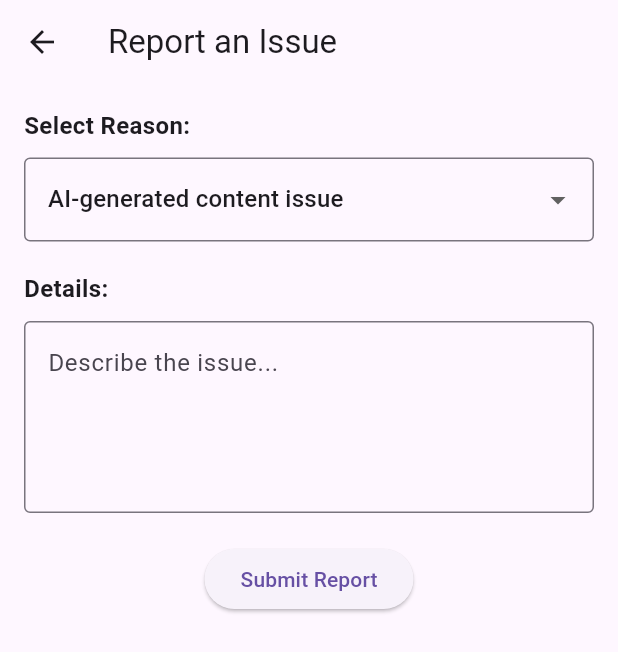
After one commit to Prashantkumar957/ai_study_assistant, a Flutter app: the ReportScreen screen opened directly, on a phone screen of 412 x 824 dp. The commit adds this screen. Shown: the top 652 px of the screen. Run offline on Flutter 3.47's test engine with Material 3 defaults, Android fonts, the phone set to English and light mode, and no system bars; our stand-ins replace cloud_firestore, firebase_auth, firebase_core, google_fonts, google_mobile_ads, google_sign_in and 1 more; missing offline and left inert: onesignal_flutter; accounts and stored records are empty; network calls fail.

Commit message:
report Screen added

```diff
--- a/lib/Home/Home.dart
+++ b/lib/Home/Home.dart
@@ -3,6 +3,7 @@ import 'package:ai_study_assistant/Screens/calendar.dart';
 import 'package:ai_study_assistant/Screens/daily_task.dart';
 import 'package:ai_study_assistant/Screens/focus.dart';
 import 'package:ai_study_assistant/Screens/notification.dart';
+import 'package:ai_study_assistant/Screens/report_Screen.dart';
 import 'package:ai_study_assistant/Screens/study_tips.dart';
 import 'package:ai_study_assistant/widgets/custom_appbar.dart';
 import 'package:firebase_auth/firebase_auth.dart';
@@ -125,7 +126,9 @@ class _HomeState extends State<Home> {
 
           Navigator.push(context, MaterialPageRoute(builder: (context) => ChatScreen()));
           }),
-
+          _drawerItem(Icons.report, "Report Us", () {
+            Navigator.push(context, MaterialPageRoute(builder: (context) => ReportScreen()));
+          }),
           _drawerItem(Icons.notifications_active, "Notifications", () {
 
             Navigator.push(context, MaterialPageRoute(builder: (context) => NotificationsPage()));
@@ -143,8 +146,9 @@ class _HomeState extends State<Home> {
           }),
 
           _drawerItem(Icons.feedback, "Help or Feedback", () {
-            _showPopup(context, "Feedback", "We value your feedback! If you have any suggestions, email us at prashantkumar.789@yahoo.com. or  IF you want to delete your account all data than you can email us on our email us data will be deleted within 48hrs");
+            _showPopup(context, "Feedback", "We value your feedback! If you have any suggestions, email us at prashantkumar.789@yahoo.com. or  If you want to delete your account all data than you can email us on our email us data will be deleted within 48hrs");
           }),
+
 
           _drawerItem(Icons.info, "About App", () {
             _showPopup(context, "About AI Study Assistant", "AI Study Assistant helps students with notes, quizzes & AI-powered learning.\nVersion: 03.2025.1");
--- /dev/null
+++ b/lib/Screens/report_Screen.dart
@@ -0,0 +1,90 @@
+import 'package:flutter/material.dart';
+import 'package:cloud_firestore/cloud_firestore.dart';
+import 'package:firebase_auth/firebase_auth.dart';
+
+class ReportScreen extends StatefulWidget {
+  @override
+  _ReportScreenState createState() => _ReportScreenState();
+}
+
+class _ReportScreenState extends State<ReportScreen> {
+  final TextEditingController _detailsController = TextEditingController();
+  String _selectedReason = "AI-generated content issue";
+
+  final List<String> _reportReasons = [
+    "AI-generated content issue",
+    "Request account deletion",
+    "Other help",
+  ];
+
+  Future<void> _submitReport() async {
+    String userId = FirebaseAuth.instance.currentUser?.uid ?? "Anonymous";
+
+    if (_detailsController.text.isEmpty) {
+      ScaffoldMessenger.of(context).showSnackBar(
+        SnackBar(content: Text("Please provide details.")),
+      );
+      return;
+    }
+
+    await FirebaseFirestore.instance.collection("user_reports").add({
+      "user_id": userId,
+      "reason": _selectedReason,
+      "details": _detailsController.text,
+      "timestamp": Timestamp.now(),
+    });
+
+    ScaffoldMessenger.of(context).showSnackBar(
+      SnackBar(content: Text("Report submitted successfully!")),
+    );
+
+    _detailsController.clear();
+  }
+
+  @override
+  Widget build(BuildContext context) {
+    return Scaffold(
+      appBar: AppBar(title: Text("Report an Issue")),
+      body: Padding(
+        padding: EdgeInsets.all(16.0),
+        child: Column(
+          crossAxisAlignment: CrossAxisAlignment.start,
+          children: [
+            Text("Select Reason:", style: TextStyle(fontSize: 16, fontWeight: FontWeight.bold)),
+            SizedBox(height: 10),
+            DropdownButtonFormField(
+              value: _selectedReason,
+              items: _reportReasons.map((reason) {
+                return DropdownMenuItem(value: reason, child: Text(reason));
+              }).toList(),
+              onChanged: (value) {
+                setState(() {
+                  _selectedReason = value.toString();
+                });
+              },
+              decoration: InputDecoration(border: OutlineInputBorder()),
+            ),
+            SizedBox(height: 20),
+            Text("Details:", style: TextStyle(fontSize: 16, fontWeight: FontWeight.bold)),
+            SizedBox(height: 10),
+            TextField(
+              controller: _detailsController,
+              maxLines: 4,
+              decoration: InputDecoration(
+                hintText: "Describe the issue...",
+                border: OutlineInputBorder(),
+              ),
+            ),
+            SizedBox(height: 20),
+            Center(
+              child: ElevatedButton(
+                onPressed: _submitReport,
+                child: Text("Submit Report"),
+              ),
+            ),
+          ],
+        ),
+      ),
+    );
+  }
+}
--- a/lib/Screens/settings.dart
+++ b/lib/Screens/settings.dart
@@ -121,7 +121,6 @@ class _SettingsPageState extends State<SettingsPage> {
               },
             ),
               SizedBox(height:25,),
-            _adHelper.getBannerAdWidget1(),
             _adHelper.getBannerAdWidget2(),
             _adHelper.getBannerAdWidget3(),
 
--- a/pubspec.yaml
+++ b/pubspec.yaml
@@ -16,7 +16,7 @@ publish_to: 'none' # Remove this line if you wish to publish to pub.dev
 # https://developer.apple.com/library/archive/documentation/General/Reference/InfoPlistKeyReference/Articles/CoreFoundationKeys.html
 # In Windows, build-name is used as the major, minor, and patch parts
 # of the product and file versions while build-number is used as the build suffix.
-version: 03.2025.1+3
+version: 03.2025.1+4
 
 environment:
   sdk: ^3.6.2
```
Also changed, not shown: lib/Screens/study_tips.dart (+88 -49 lines), 1 other file.
